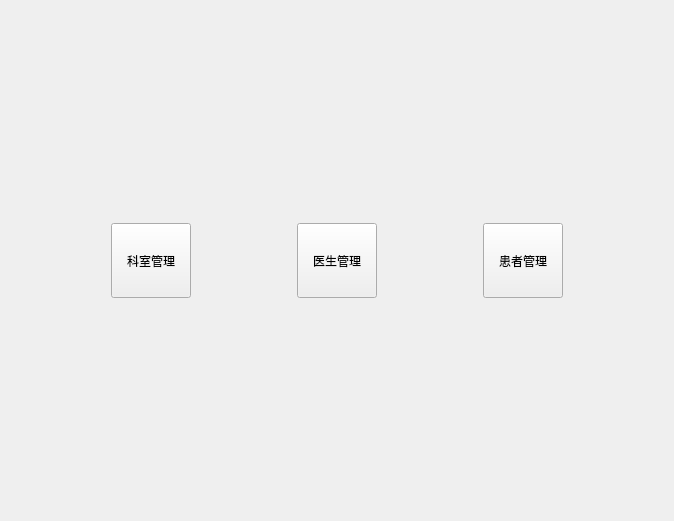
First picture: the form in lab3/welcomeview.ui, repository zjl8881/2023414290140, before the edit.
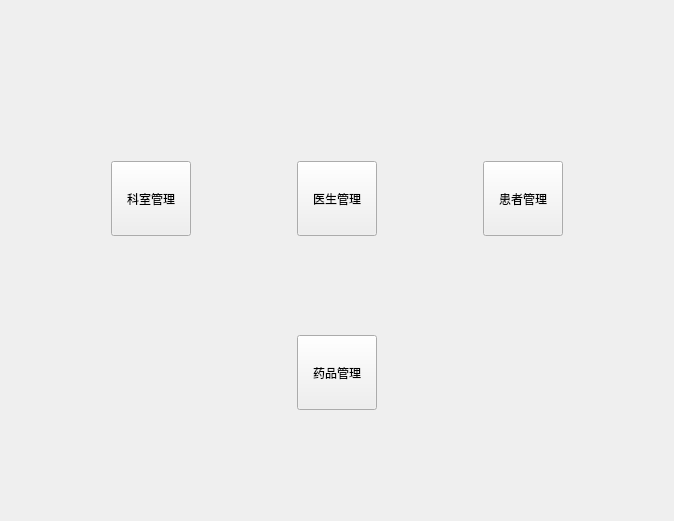
Second picture: the form after the edit.

Patch:
```diff
--- a/lab3/welcomeview.ui
+++ b/lab3/welcomeview.ui
@@ -13,23 +13,6 @@
   <property name="windowTitle">
    <string>欢迎</string>
   </property>
-  <layout class="QHBoxLayout" name="horizontalLayout_2">
-   <item>
-    <layout class="QHBoxLayout" name="horizontalLayout">
-     <item>
-      <spacer name="horizontalSpacer">
-       <property name="orientation">
-        <enum>Qt::Horizontal</enum>
-       </property>
-       <property name="sizeHint" stdset="0">
-        <size>
-         <width>40</width>
-         <height>20</height>
-        </size>
-       </property>
-      </spacer>
-     </item>
-     <item>
       <layout class="QVBoxLayout" name="verticalLayout">
        <item>
         <spacer name="verticalSpacer">
@@ -39,7 +22,22 @@
          <property name="sizeHint" stdset="0">
           <size>
            <width>20</width>
-           <height>40</height>
+       <height>150</height>
+      </size>
+     </property>
+    </spacer>
+   </item>
+   <item>
+    <layout class="QHBoxLayout" name="horizontalLayout">
+     <item>
+      <spacer name="horizontalSpacer">
+       <property name="orientation">
+        <enum>Qt::Horizontal</enum>
+       </property>
+       <property name="sizeHint" stdset="0">
+        <size>
+         <width>40</width>
+         <height>20</height>
           </size>
          </property>
         </spacer>
@@ -70,44 +68,14 @@
         </widget>
        </item>
        <item>
-        <spacer name="verticalSpacer_2">
-         <property name="orientation">
-          <enum>Qt::Vertical</enum>
-         </property>
-         <property name="sizeHint" stdset="0">
-          <size>
-           <width>20</width>
-           <height>40</height>
-          </size>
-         </property>
-        </spacer>
-       </item>
-      </layout>
-     </item>
-     <item>
       <spacer name="horizontalSpacer_2">
        <property name="orientation">
         <enum>Qt::Horizontal</enum>
        </property>
        <property name="sizeHint" stdset="0">
         <size>
-         <width>41</width>
+         <width>40</width>
          <height>20</height>
-        </size>
-       </property>
-      </spacer>
-     </item>
-     <item>
-      <layout class="QVBoxLayout" name="verticalLayout_2">
-       <item>
-        <spacer name="verticalSpacer_3">
-         <property name="orientation">
-          <enum>Qt::Vertical</enum>
-         </property>
-         <property name="sizeHint" stdset="0">
-          <size>
-           <width>20</width>
-           <height>40</height>
           </size>
          </property>
         </spacer>
@@ -141,21 +109,6 @@
         </widget>
        </item>
        <item>
-        <spacer name="verticalSpacer_4">
-         <property name="orientation">
-          <enum>Qt::Vertical</enum>
-         </property>
-         <property name="sizeHint" stdset="0">
-          <size>
-           <width>20</width>
-           <height>40</height>
-          </size>
-         </property>
-        </spacer>
-       </item>
-      </layout>
-     </item>
-     <item>
       <spacer name="horizontalSpacer_3">
        <property name="orientation">
         <enum>Qt::Horizontal</enum>
@@ -169,21 +122,6 @@
       </spacer>
      </item>
      <item>
-      <layout class="QVBoxLayout" name="verticalLayout_3">
-       <item>
-        <spacer name="verticalSpacer_5">
-         <property name="orientation">
-          <enum>Qt::Vertical</enum>
-         </property>
-         <property name="sizeHint" stdset="0">
-          <size>
-           <width>20</width>
-           <height>40</height>
-          </size>
-         </property>
-        </spacer>
-       </item>
-       <item>
         <widget class="QPushButton" name="pushButton_3">
          <property name="sizePolicy">
           <sizepolicy hsizetype="Minimum" vsizetype="Minimum">
@@ -209,21 +147,6 @@
         </widget>
        </item>
        <item>
-        <spacer name="verticalSpacer_6">
-         <property name="orientation">
-          <enum>Qt::Vertical</enum>
-         </property>
-         <property name="sizeHint" stdset="0">
-          <size>
-           <width>20</width>
-           <height>40</height>
-          </size>
-         </property>
-        </spacer>
-       </item>
-      </layout>
-     </item>
-     <item>
       <spacer name="horizontalSpacer_4">
        <property name="orientation">
         <enum>Qt::Horizontal</enum>
@@ -238,6 +161,87 @@
      </item>
     </layout>
    </item>
+   <item>
+    <spacer name="verticalSpacer_2">
+     <property name="orientation">
+      <enum>Qt::Vertical</enum>
+     </property>
+     <property name="sizeHint" stdset="0">
+      <size>
+       <width>20</width>
+       <height>66</height>
+      </size>
+     </property>
+    </spacer>
+   </item>
+   <item>
+    <layout class="QHBoxLayout" name="horizontalLayout_2">
+     <item>
+      <spacer name="horizontalSpacer_5">
+       <property name="orientation">
+        <enum>Qt::Horizontal</enum>
+       </property>
+       <property name="sizeHint" stdset="0">
+        <size>
+         <width>40</width>
+         <height>20</height>
+        </size>
+       </property>
+      </spacer>
+     </item>
+     <item>
+      <widget class="QPushButton" name="pushButton_4">
+       <property name="sizePolicy">
+        <sizepolicy hsizetype="Minimum" vsizetype="Minimum">
+         <horstretch>0</horstretch>
+         <verstretch>0</verstretch>
+        </sizepolicy>
+       </property>
+       <property name="minimumSize">
+        <size>
+         <width>75</width>
+         <height>75</height>
+        </size>
+       </property>
+       <property name="text">
+        <string>药品管理</string>
+       </property>
+       <property name="autoRepeatInterval">
+        <number>100</number>
+       </property>
+       <property name="autoDefault">
+        <bool>false</bool>
+       </property>
+      </widget>
+     </item>
+     <item>
+      <spacer name="horizontalSpacer_6">
+       <property name="orientation">
+        <enum>Qt::Horizontal</enum>
+       </property>
+       <property name="sizeHint" stdset="0">
+        <size>
+         <width>40</width>
+         <height>20</height>
+        </size>
+       </property>
+      </spacer>
+     </item>
+    </layout>
+   </item>
+   <item>
+    <spacer name="verticalSpacer_3">
+     <property name="orientation">
+      <enum>Qt::Vertical</enum>
+     </property>
+     <property name="sizeHint" stdset="0">
+      <size>
+       <width>20</width>
+       <height>100</height>
+      </size>
+     </property>
+    </spacer>
+   </item>
   </layout>
  </widget>
  <resources/>
```
Lines whose indentation alone changed are shown as unchanged.
